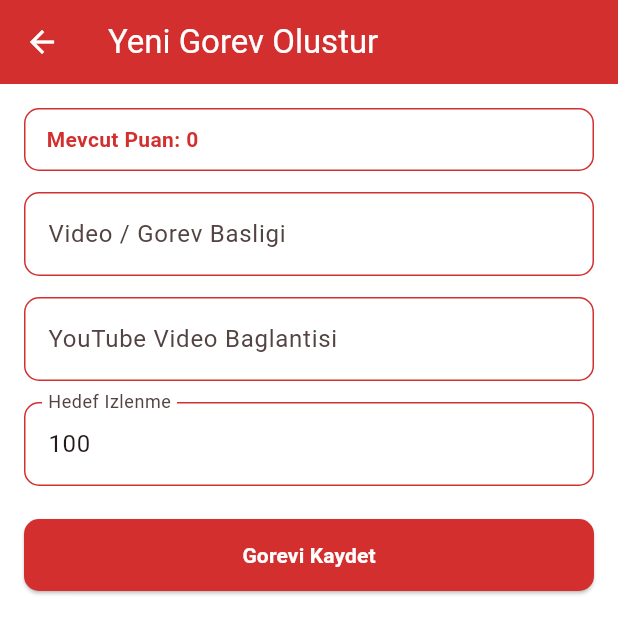
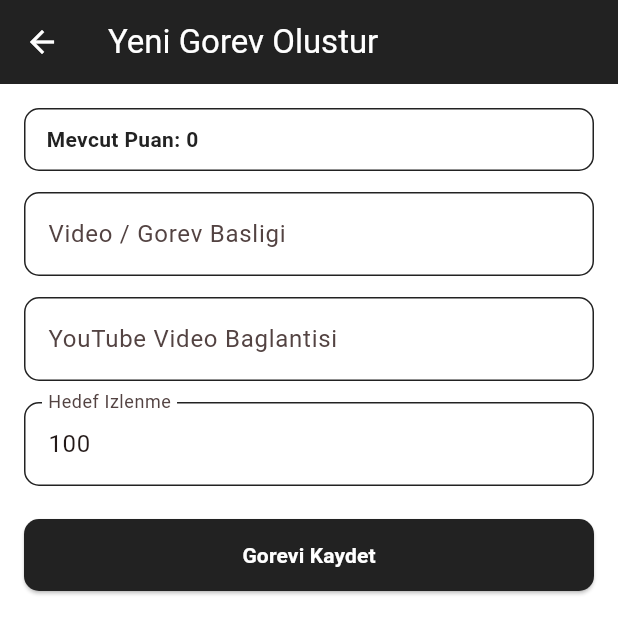
Before and after one commit to mehmetozeldir-netizen/yt_mutual, a Flutter app: the CreateTaskScreen screen opened directly, on a phone screen of 412 x 824 dp. Shown: the top 634 px of the screen. Run offline on Flutter 3.47's test engine with Material 3 defaults, Android fonts, the phone set to English and light mode, and no system bars.

Commit message:
Refactor create_task_screen.dart for color updates

```diff
--- a/lib/features/tasks/screens/create_task_screen.dart
+++ b/lib/features/tasks/screens/create_task_screen.dart
@@ -1,22 +1,7 @@
 import 'package:flutter/material.dart';
+import '../models/video_task_model.dart';
 
-class VideoTaskModel {
-  final String id;
-  final String title;
-  final String videoUrl;
-  final int targetViews;
-  final int rewardPoints;
-  final String? ownerUid;
-
-  VideoTaskModel({
-    required this.id,
-    required this.title,
-    required this.videoUrl,
-    required this.targetViews,
-    this.rewardPoints = 10,
-    this.ownerUid,
-  });
-}
+export '../models/video_task_model.dart';
 
 class TaskService {
   static final List<VideoTaskModel> _tasks = <VideoTaskModel>[];
@@ -31,10 +16,8 @@ class TaskService {
     dynamic task,
     int? amount,
   }) {
-    final int basePoints =
-        currentPoints is int ? currentPoints : _points;
-    final int reward = amount ??
-        (task != null ? _extractReward(task) : 10);
+    final int basePoints = currentPoints is int ? currentPoints : _points;
+    final int reward = amount ?? (task != null ? _extractReward(task) : 10);
     _points = basePoints + reward;
     return _points;
   }
@@ -134,7 +117,6 @@ class _CreateTaskScreenState extends State<CreateTaskScreen> {
       ScaffoldMessenger.of(context).showSnackBar(
         const SnackBar(
           content: Text('Gorev olusturuldu.'),
-          backgroundColor: Color(0xFFD32F2F),
         ),
       );
 
@@ -150,14 +132,14 @@ class _CreateTaskScreenState extends State<CreateTaskScreen> {
 
   @override
   Widget build(BuildContext context) {
-    const Color primaryRed = Color(0xFFD32F2F);
+    const Color primaryDark = Color(0xFF222222);
     const Color surfaceWhite = Color(0xFFFFFFFF);
     final String pointsText = widget.currentPoints?.toString() ?? '0';
 
     return Scaffold(
       backgroundColor: surfaceWhite,
       appBar: AppBar(
-        backgroundColor: primaryRed,
+        backgroundColor: primaryDark,
         foregroundColor: surfaceWhite,
         title: const Text('Yeni Gorev Olustur'),
         elevation: 0,
@@ -178,12 +160,12 @@ class _CreateTaskScreenState extends State<CreateTaskScreen> {
                   decoration: BoxDecoration(
                     color: surfaceWhite,
                     borderRadius: BorderRadius.circular(10),
-                    border: Border.all(color: primaryRed),
+                    border: Border.all(color: primaryDark),
                   ),
                   child: Text(
                     'Mevcut Puan: $pointsText',
                     style: const TextStyle(
-                      color: primaryRed,
+                      color: primaryDark,
                       fontWeight: FontWeight.bold,
                     ),
                   ),
@@ -197,11 +179,11 @@ class _CreateTaskScreenState extends State<CreateTaskScreen> {
                     fillColor: surfaceWhite,
                     focusedBorder: OutlineInputBorder(
                       borderRadius: BorderRadius.circular(10),
-                      borderSide: const BorderSide(color: primaryRed, width: 2),
+                      borderSide: const BorderSide(color: primaryDark, width: 2),
                     ),
                     enabledBorder: OutlineInputBorder(
                       borderRadius: BorderRadius.circular(10),
-                      borderSide: const BorderSide(color: primaryRed),
+                      borderSide: const BorderSide(color: primaryDark),
                     ),
                     border: OutlineInputBorder(
                       borderRadius: BorderRadius.circular(10),
@@ -224,11 +206,11 @@ class _CreateTaskScreenState extends State<CreateTaskScreen> {
                     fillColor: surfaceWhite,
                     focusedBorder: OutlineInputBorder(
                       borderRadius: BorderRadius.circular(10),
-                      borderSide: const BorderSide(color: primaryRed, width: 2),
+                      borderSide: const BorderSide(color: primaryDark, width: 2),
                     ),
                     enabledBorder: OutlineInputBorder(
                       borderRadius: BorderRadius.circular(10),
-                      borderSide: const BorderSide(color: primaryRed),
+                      borderSide: const BorderSide(color: primaryDark),
                     ),
                     border: OutlineInputBorder(
                       borderRadius: BorderRadius.circular(10),
@@ -251,11 +233,11 @@ class _CreateTaskScreenState extends State<CreateTaskScreen> {
                     fillColor: surfaceWhite,
                     focusedBorder: OutlineInputBorder(
                       borderRadius: BorderRadius.circular(10),
-                      borderSide: const BorderSide(color: primaryRed, width: 2),
+                      borderSide: const BorderSide(color: primaryDark, width: 2),
                     ),
                     enabledBorder: OutlineInputBorder(
                       borderRadius: BorderRadius.circular(10),
-                      borderSide: const BorderSide(color: primaryRed),
+                      borderSide: const BorderSide(color: primaryDark),
                     ),
                     border: OutlineInputBorder(
                       borderRadius: BorderRadius.circular(10),
@@ -267,7 +249,7 @@ class _CreateTaskScreenState extends State<CreateTaskScreen> {
                   height: 48,
                   child: ElevatedButton(
                     style: ElevatedButton.styleFrom(
-                      backgroundColor: primaryRed,
+                      backgroundColor: primaryDark,
                       foregroundColor: surfaceWhite,
                       shape: RoundedRectangleBorder(
                         borderRadius: BorderRadius.circular(10),
```
